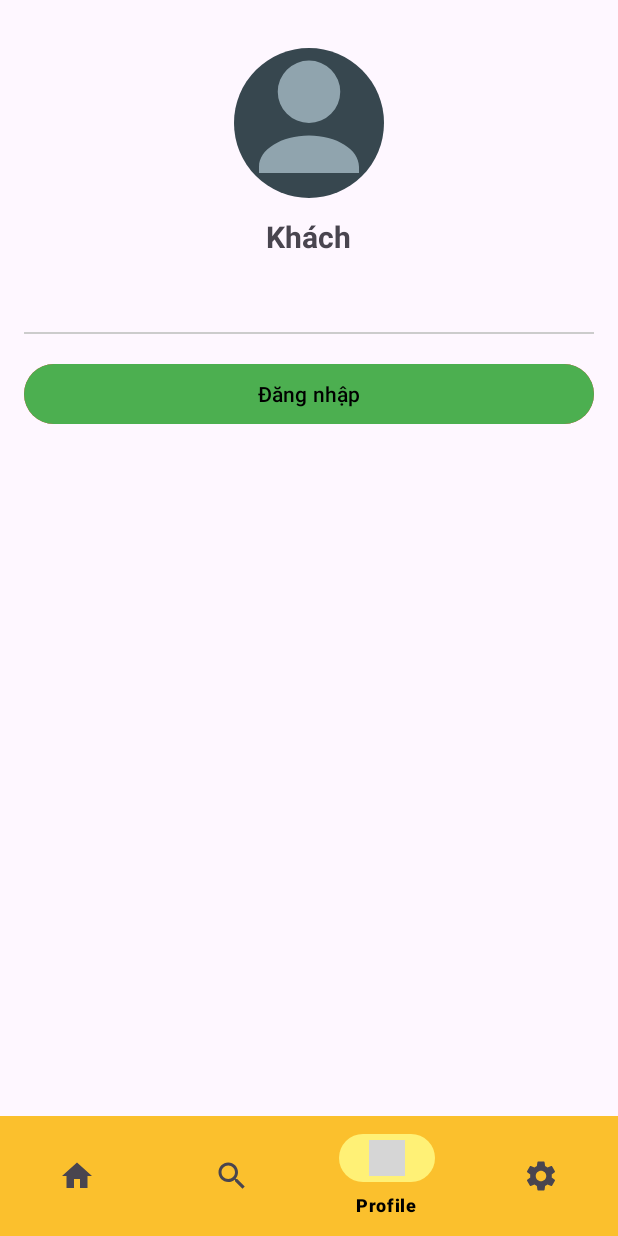
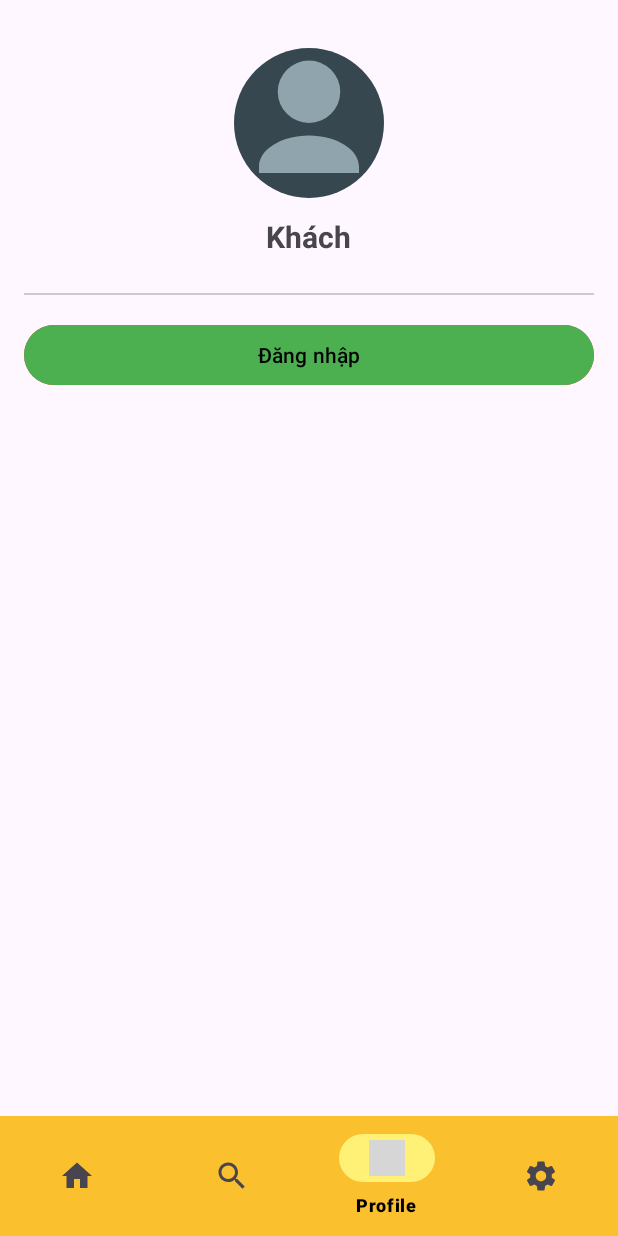
Before and after one commit to minwang03/FaceSach, an Android app: the ProfileFragment screen opened through its navigation route, on a phone screen of 412 x 824 dp. Run offline under Robolectric (Android 15) with nearby library versions, the phone set to English and light mode, and no system bars; our stand-ins replace navigation-ui; pictures from the network do not load; grey boxes are pictures that could not be loaded.

Commit message:
Update ProfileFragment.java

```diff
--- a/app/src/main/java/com/example/facesach/ui/ProfileFragment.java
+++ b/app/src/main/java/com/example/facesach/ui/ProfileFragment.java
@@ -97,7 +97,7 @@ public class ProfileFragment extends Fragment {
             }
         } else {
             tvName.setText(getString(R.string.guest_name));
-            tvEmail.setVisibility(View.VISIBLE);
+            tvEmail.setVisibility(View.GONE);
             profileImage.setImageResource(R.drawable.ic_avatar_placeholder);
             editBtn.setVisibility(View.GONE);
             changePasswordBtn.setVisibility(View.GONE);
```
